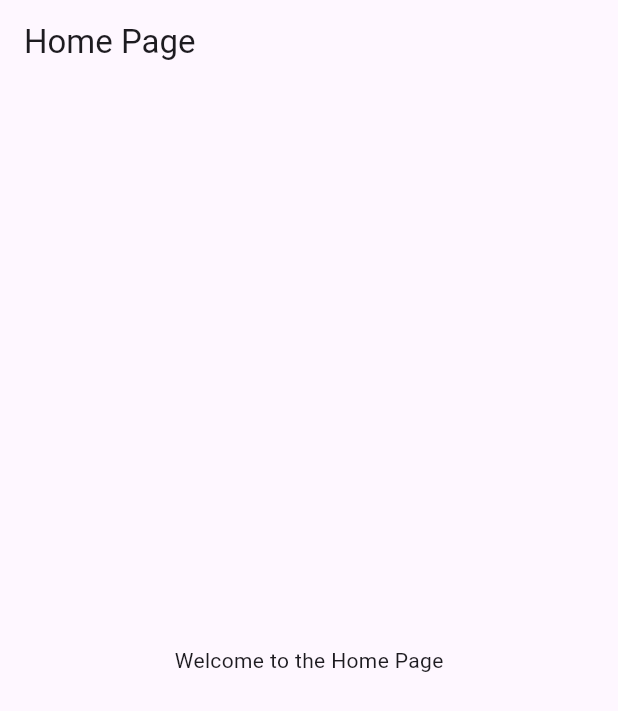
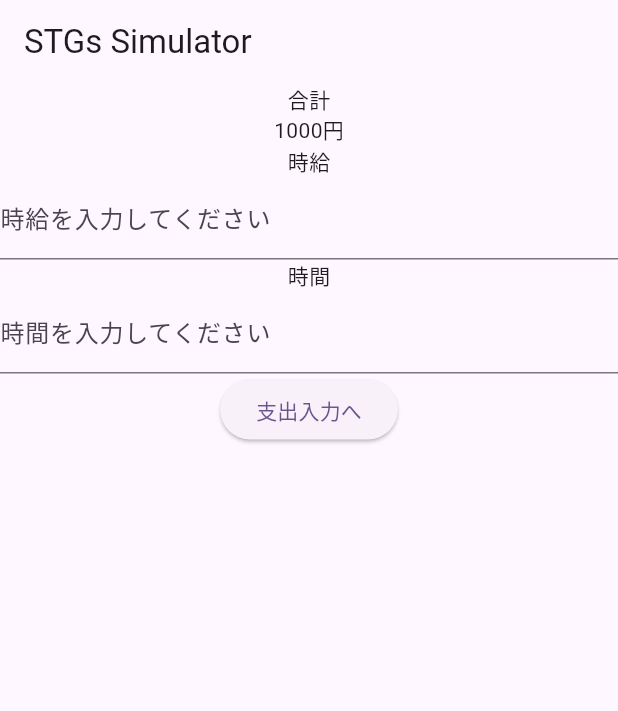
Before and after one commit to kotarowakuwaku/STGs, a Flutter app: the screen it shows after launch, on a phone screen of 412 x 824 dp. Shown: the top 711 px of the screen. Run offline on Flutter 3.47's test engine with Material 3 defaults, Android fonts, the phone set to English and light mode, and no system bars.

Commit message:
ある程度の大枠;

```diff
--- a/lib/main.dart
+++ b/lib/main.dart
@@ -1,5 +1,5 @@
 import 'package:flutter/material.dart';
-import 'package:save_towards_your_goal_simulator/pages/homepage.dart';
+import 'package:save_towards_your_goal_simulator/pages/input/input_%20income_page.dart';
 
 void main() {
   runApp(const MyApp());
@@ -17,7 +17,7 @@ class MyApp extends StatelessWidget {
         colorScheme: ColorScheme.fromSeed(seedColor: Colors.deepPurple),
         useMaterial3: true,
       ),
-      home: const HomePage(),
+      home: const InputIncomePage(),
     );
   }
 }
--- a/lib/pages/homepage.dart
+++ b/lib/pages/homepage.dart
@@ -1,16 +1,35 @@
 import 'package:flutter/material.dart';
 
-class HomePage extends StatelessWidget{
+class HomePage extends StatelessWidget {
   const HomePage({Key? key}) : super(key: key);
 
   @override
   Widget build(BuildContext context) {
     return Scaffold(
       appBar: AppBar(
-        title: const Text('Home Page'),
+        title: const Text('STGs Simulator'),
       ),
-      body: const Center(
-        child: Text('Welcome to the Home Page'),
+      body: const Form(
+        child: Column(children: [
+          Text('収入'),
+          TextField(
+            decoration: InputDecoration(
+              labelText: '収入を入力してください',
+            ),
+          ),
+          Text('支出'),
+          TextField(
+            decoration: InputDecoration(
+              labelText: '支出を入力してください',
+            ),
+          ),
+          Text('貯金'),
+          TextField(
+            decoration: InputDecoration(
+              labelText: '貯金を入力してください',
+            ),
+          ),
+        ]),
       ),
     );
   }
--- /dev/null
+++ b/lib/pages/input/input_ income_page.dart
@@ -0,0 +1,44 @@
+import 'package:flutter/material.dart';
+import 'package:save_towards_your_goal_simulator/pages/input/input_spending_page.dart';
+
+class InputIncomePage extends StatelessWidget {
+  const InputIncomePage({Key? key}) : super(key: key);
+
+  @override
+  Widget build(BuildContext context) {
+    final TextEditingController incomeController = TextEditingController();
+    final TextEditingController timeController = TextEditingController();
+    return Scaffold(
+      appBar: AppBar(
+        title: const Text('STGs Simulator'),
+      ),
+      body: Column(children: [
+        const Text('合計'),
+        const Text('1000円'),
+        const Text('時給'),
+        TextField(
+          decoration: const InputDecoration(
+            labelText: '時給を入力してください',
+          ),
+          controller: incomeController,
+        ),
+        const Text('時間'),
+        TextField(
+          decoration: const InputDecoration(
+            labelText: '時間を入力してください',
+          ),
+          controller: timeController,
+        ),
+        ElevatedButton(
+            onPressed: () {
+              Navigator.push(
+                context,
+                MaterialPageRoute(
+                    builder: (context) => const InputSpendingPage()),
+              );
+            },
+            child: const Text('支出入力へ')),
+      ]),
+    );
+  }
+}
```
Also changed, not shown: lib/pages/input/input_spending_page.dart (added, +39 -0 lines), lib/pages/input/input_tab_view.dart (added, +27 -0 lines), lib/pages/splash_page.dart (added, +14 -0 lines), lib/providers.dart (added).
